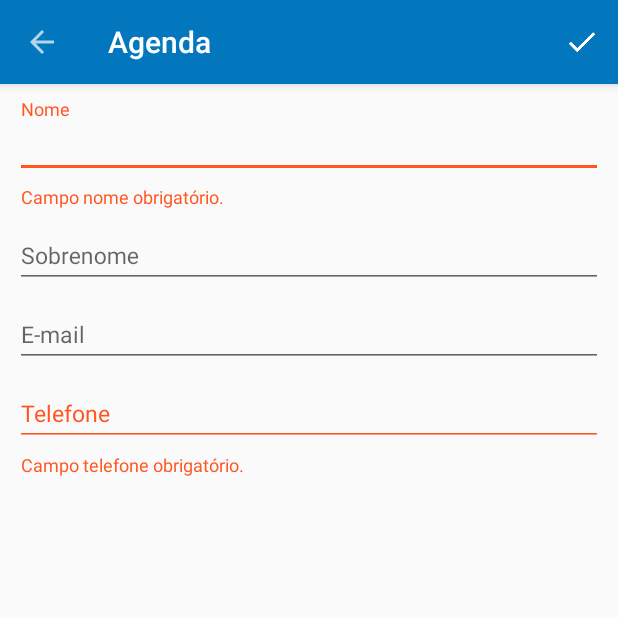
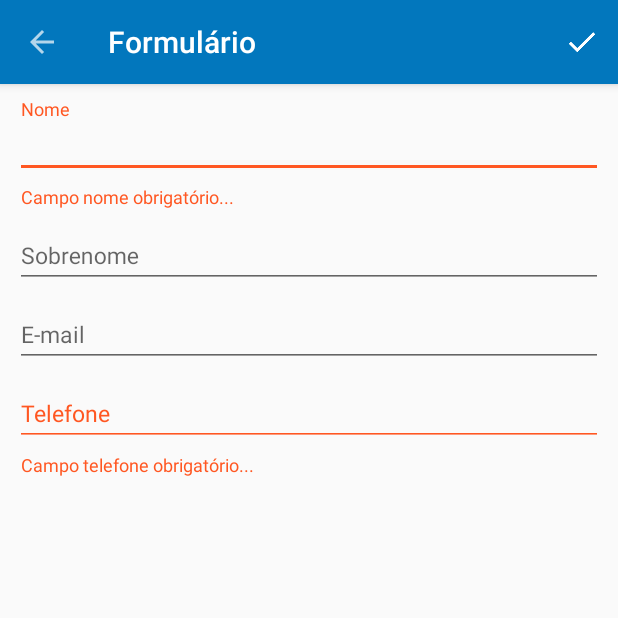
Before and after one commit to vrodriguesrj/ProjetoFaculdade, an Android app: the FormularioActivity screen opened directly, with no data from a screen before it, after a tap on "Adicionar", on a phone screen of 412 x 824 dp, the top half of it. Run offline under Robolectric (Android 15) with nearby library versions, the phone set to English and light mode, and no system bars.

Commit message:
Ajuste na tela principal

```diff
--- a/app/src/main/AndroidManifest.xml
+++ b/app/src/main/AndroidManifest.xml
@@ -17,6 +17,7 @@
         </activity>
         <activity android:name=".FormularioActivity"
             android:parentActivityName=".MainActivity"
+            android:label="Formulário"
             android:theme="@style/Agro_AppTheme.NoActionBar">
         </activity>
     </application>
--- a/app/src/main/java/funcaoibge/cursoandroid/com/projetofaculdade/FormularioActivity.java
+++ b/app/src/main/java/funcaoibge/cursoandroid/com/projetofaculdade/FormularioActivity.java
@@ -75,8 +75,8 @@ public class FormularioActivity extends AppCompatActivity {
                 dao.close();
                 finish();
             } else {
-                erroNome.setError("Campo nome obrigatório.");
-                erroTelefone.setError("Campo telefone obrigatório.");
+                erroNome.setError("Campo nome obrigatório...");
+                erroTelefone.setError("Campo telefone obrigatório...");
             }
         }
         return super.onOptionsItemSelected(item);
--- a/app/src/main/java/funcaoibge/cursoandroid/com/projetofaculdade/MainActivity.java
+++ b/app/src/main/java/funcaoibge/cursoandroid/com/projetofaculdade/MainActivity.java
@@ -4,12 +4,17 @@ import android.content.Intent;
 import android.os.Bundle;
 import android.support.design.widget.FloatingActionButton;
 import android.support.v7.app.AppCompatActivity;
+import android.support.v7.widget.DefaultItemAnimator;
 import android.support.v7.widget.LinearLayoutManager;
 import android.support.v7.widget.RecyclerView;
+import android.view.KeyEvent;
 import android.view.Menu;
 import android.view.MenuInflater;
 import android.view.MenuItem;
 import android.view.View;
+import android.view.inputmethod.EditorInfo;
+import android.widget.EditText;
+import android.widget.TextView;
 
 import org.greenrobot.eventbus.EventBus;
 import org.greenrobot.eventbus.Subscribe;
--- a/app/src/main/java/funcaoibge/cursoandroid/com/projetofaculdade/classe/FormularioHelper.java
+++ b/app/src/main/java/funcaoibge/cursoandroid/com/projetofaculdade/classe/FormularioHelper.java
@@ -20,6 +20,7 @@ public class FormularioHelper {
     private final EditText campoSobrenome;
     private final EditText campoEmail;
     private final EditText campoTelefone;
+
     private Contato contato;
     private Random random = new Random();
     private Context context;
--- a/app/src/main/java/funcaoibge/cursoandroid/com/projetofaculdade/eventos/RecebeContatoAdapter.java
+++ b/app/src/main/java/funcaoibge/cursoandroid/com/projetofaculdade/eventos/RecebeContatoAdapter.java
@@ -17,8 +17,4 @@ public class RecebeContatoAdapter {
     public Contato getContato() {
         return contato;
     }
-
-    public void setContato(Contato contato) {
-        this.contato = contato;
-    }
 }
--- a/app/src/main/res/values/colors.xml
+++ b/app/src/main/res/values/colors.xml
@@ -11,8 +11,6 @@
     <color name="cinza_escuro">#9C9C9C</color>
     <color name="preto">#000000</color>
 
-    <item name="blue" type="color">#FF33B5E5</item>
-    <item name="green" type="color">#FF99CC00</item>
     <item name="dark" type="color">#9400D3</item>
     <item name="red" type="color">#FFFF4444</item>
     <item name="darkblue" type="color">#FF0099CC</item>
@@ -22,8 +20,6 @@
     <item name="darkred" type="color">#FFCC0000</item>
 
     <array name="androidcolors">
-        <item>@color/blue</item>
-        <item>@color/green</item>
         <item>@color/dark</item>
         <item>@color/red</item>
         <item>@color/darkblue</item>
```
Also changed, not shown: app/src/main/res/layout/activity_main.xml (+0 -12 lines).
